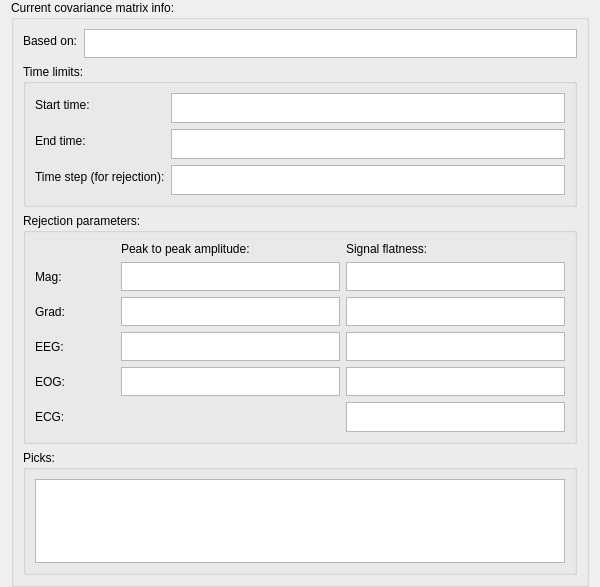
Old version of the form qt4Designer_ui_files/covarianceWidgetRawUi.ui in the repository cibr-jyu/meggie.
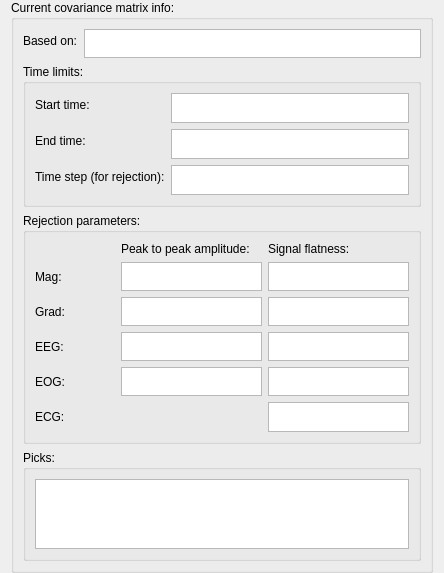
New version of the form.

Patch:
```diff
--- a/qt4Designer_ui_files/covarianceWidgetRawUi.ui
+++ b/qt4Designer_ui_files/covarianceWidgetRawUi.ui
@@ -6,8 +6,8 @@
    <rect>
     <x>0</x>
     <y>0</y>
-    <width>600</width>
-    <height>587</height>
+    <width>444</width>
+    <height>569</height>
    </rect>
   </property>
   <property name="maximumSize">
```
Left out of the diff: 112 changed lines with no effect on the pictures.
